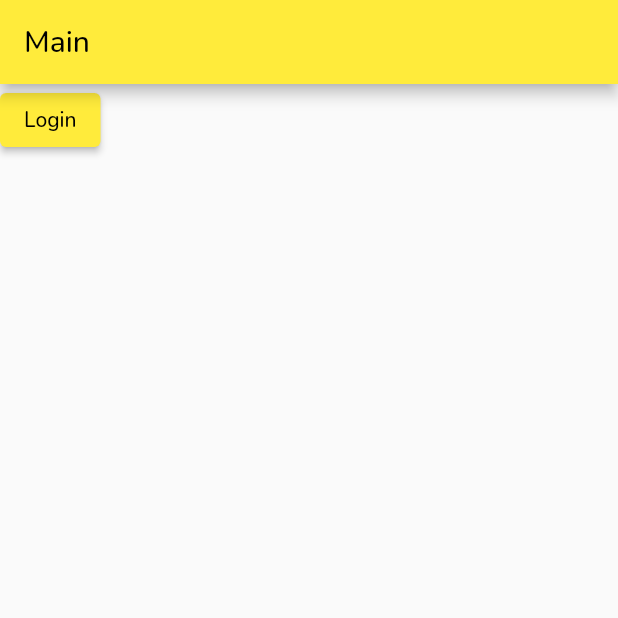
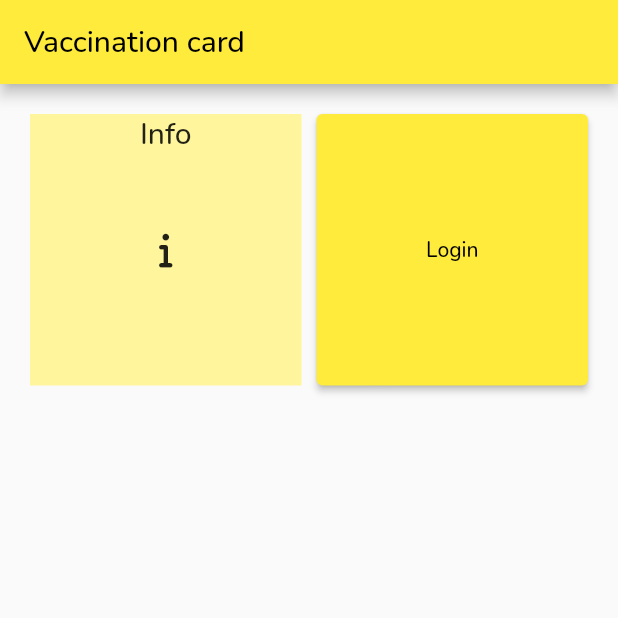
Before and after one commit to miggi92/vaccination-card, a Flutter app: the screen it shows after launch, on a phone screen of 412 x 824 dp, the top half of it. Run offline on Flutter 3.47's test engine with Material 2 defaults, Android fonts, the light colour scheme and no system bars; our stand-ins replace firebase_analytics, firebase_auth, firebase_core, firebase_crashlytics, flutter_riverpod, font_awesome_flutter and 2 more; accounts and stored records are empty.

Commit message:
added home tiles

```diff
--- a/lib/screens/home.dart
+++ b/lib/screens/home.dart
@@ -1,6 +1,7 @@
 import 'package:flutter/material.dart';
 import 'package:flutter/src/widgets/framework.dart';
 import 'package:flutter_riverpod/flutter_riverpod.dart';
+import 'package:font_awesome_flutter/font_awesome_flutter.dart';
 import 'package:vaccinationcard/services/auth.dart';
 
 class HomeScreen extends ConsumerWidget {
@@ -10,12 +11,38 @@ class HomeScreen extends ConsumerWidget {
   Widget build(BuildContext context, WidgetRef ref) {
     final user = ref.watch(userProvider);
     return Scaffold(
-      appBar: AppBar(title: Text('Main')),
-      body: Column(children: [
+      appBar: AppBar(title: const Text('Vaccination card')),
+      body: GridView.count(
+          crossAxisCount: 2,
+          crossAxisSpacing: 10.0,
+          padding: const EdgeInsets.all(20.0),
+          children: [
+            Container(
+              color: Theme.of(context).backgroundColor,
+              child: GridTile(
+                header: Center(
+                  child: Text('Info',
+                      style: Theme.of(context).textTheme.headline6),
+                ),
+                child: const Icon(FontAwesomeIcons.info),
+              ),
+            ),
             user.when(
               data: (data) {
                 if (data != null) {
-              return Text(data.uid);
+                  return GestureDetector(
+                    child: Container(
+                      color: Theme.of(context).backgroundColor,
+                      child: GridTile(
+                        header: Center(
+                          child: Text(data.displayName ?? 'Annonymous',
+                              style: Theme.of(context).textTheme.headline6),
+                        ),
+                        child: const Icon(FontAwesomeIcons.personRifle),
+                      ),
+                    ),
+                    onTap: () => Navigator.pushNamed(context, '/profile'),
+                  );
                 } else {
                   return ElevatedButton(
                     child: const Text('Login'),
@@ -23,8 +50,8 @@ class HomeScreen extends ConsumerWidget {
                   );
                 }
               },
-          error: (e, s) => Text('error'),
-          loading: () => Text('loading'),
+              error: (e, s) => const Text('error'),
+              loading: () => const Text('loading'),
             )
           ]),
     );
```
Lines whose indentation alone changed are shown as unchanged.
